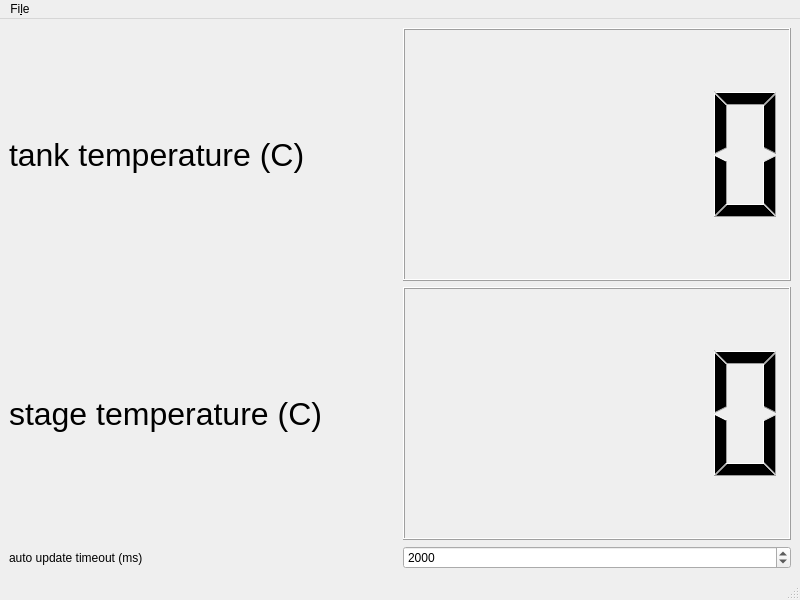
Above: dashboard/dashboard_main.ui from weatherhead99/foxtrot before the change. Below: the same form after it.
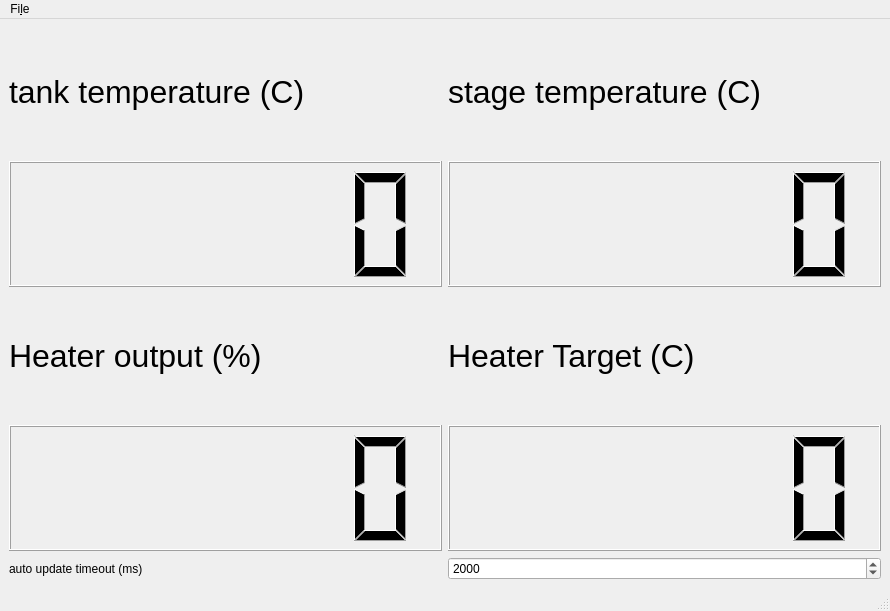
That is the form after the change.

Commit message: archon module fixes, dashboard additions

```diff
--- a/dashboard/dashboard_main.ui
+++ b/dashboard/dashboard_main.ui
@@ -6,8 +6,8 @@
    <rect>
     <x>0</x>
     <y>0</y>
-    <width>800</width>
-    <height>600</height>
+    <width>890</width>
+    <height>611</height>
    </rect>
   </property>
   <property name="windowTitle">
@@ -15,44 +15,7 @@
   </property>
   <widget class="QWidget" name="centralwidget">
    <layout class="QGridLayout" name="gridLayout">
-    <item row="1" column="1">
-     <widget class="QLCDNumber" name="stage_temp_display"/>
-    </item>
-    <item row="0" column="1">
-     <widget class="QLCDNumber" name="tank_temp_display">
-      <property name="value" stdset="0">
-       <double>0.000000000000000</double>
-      </property>
-      <property name="intValue" stdset="0">
-       <number>0</number>
-      </property>
-     </widget>
-    </item>
-    <item row="1" column="0">
-     <widget class="QLabel" name="stage_label">
-      <property name="font">
-       <font>
-        <pointsize>24</pointsize>
-       </font>
-      </property>
-      <property name="text">
-       <string>stage temperature (C)</string>
-      </property>
-     </widget>
-    </item>
-    <item row="0" column="0">
-     <widget class="QLabel" name="tank_label">
-      <property name="font">
-       <font>
-        <pointsize>24</pointsize>
-       </font>
-      </property>
-      <property name="text">
-       <string>tank temperature (C)</string>
-      </property>
-     </widget>
-    </item>
-    <item row="2" column="1">
+    <item row="5" column="1">
      <widget class="QSpinBox" name="updatetimeout">
       <property name="minimum">
        <number>500</number>
@@ -65,13 +28,111 @@
       </property>
      </widget>
     </item>
-    <item row="2" column="0">
+    <item row="5" column="0">
      <widget class="QLabel" name="label">
       <property name="text">
        <string>auto update timeout (ms)</string>
       </property>
      </widget>
     </item>
+    <item row="0" column="1">
+     <layout class="QVBoxLayout" name="verticalLayout_2">
+      <item>
+       <widget class="QLabel" name="stage_label">
+        <property name="font">
+         <font>
+          <pointsize>24</pointsize>
+         </font>
+        </property>
+        <property name="text">
+         <string>stage temperature (C)</string>
+        </property>
+       </widget>
+      </item>
+      <item>
+       <widget class="QLCDNumber" name="stage_temp_display">
+        <property name="digitCount">
+         <number>6</number>
+        </property>
+       </widget>
+      </item>
+     </layout>
+    </item>
+    <item row="0" column="0">
+     <layout class="QVBoxLayout" name="verticalLayout">
+      <item>
+       <widget class="QLabel" name="tank_label">
+        <property name="font">
+         <font>
+          <pointsize>24</pointsize>
+         </font>
+        </property>
+        <property name="text">
+         <string>tank temperature (C)</string>
+        </property>
+       </widget>
+      </item>
+      <item>
+       <widget class="QLCDNumber" name="tank_temp_display">
+        <property name="digitCount">
+         <number>6</number>
+        </property>
+        <property name="value" stdset="0">
+         <double>0.000000000000000</double>
+        </property>
+        <property name="intValue" stdset="0">
+         <number>0</number>
+        </property>
+       </widget>
+      </item>
+     </layout>
+    </item>
+    <item row="2" column="1">
+     <layout class="QVBoxLayout" name="verticalLayout_3">
+      <item>
+       <widget class="QLabel" name="label_3">
+        <property name="font">
+         <font>
+          <pointsize>24</pointsize>
+         </font>
+        </property>
+        <property name="text">
+         <string>Heater Target (C)</string>
+        </property>
+       </widget>
+      </item>
+      <item>
+       <widget class="QLCDNumber" name="heater_target">
+        <property name="digitCount">
+         <number>6</number>
+        </property>
+       </widget>
+      </item>
+     </layout>
+    </item>
+    <item row="2" column="0">
+     <layout class="QVBoxLayout" name="verticalLayout_4">
+      <item>
+       <widget class="QLabel" name="label_2">
+        <property name="font">
+         <font>
+          <pointsize>24</pointsize>
+         </font>
+        </property>
+        <property name="text">
+         <string>Heater output (%)</string>
+        </property>
+       </widget>
+      </item>
+      <item>
+       <widget class="QLCDNumber" name="heater_output">
+        <property name="digitCount">
+         <number>6</number>
+        </property>
+       </widget>
+      </item>
+     </layout>
+    </item>
    </layout>
   </widget>
   <widget class="QMenuBar" name="menubar">
@@ -79,7 +140,7 @@
     <rect>
      <x>0</x>
      <y>0</y>
-     <width>800</width>
+     <width>890</width>
      <height>19</height>
     </rect>
    </property>
```
The commit also changes 6 other files.
